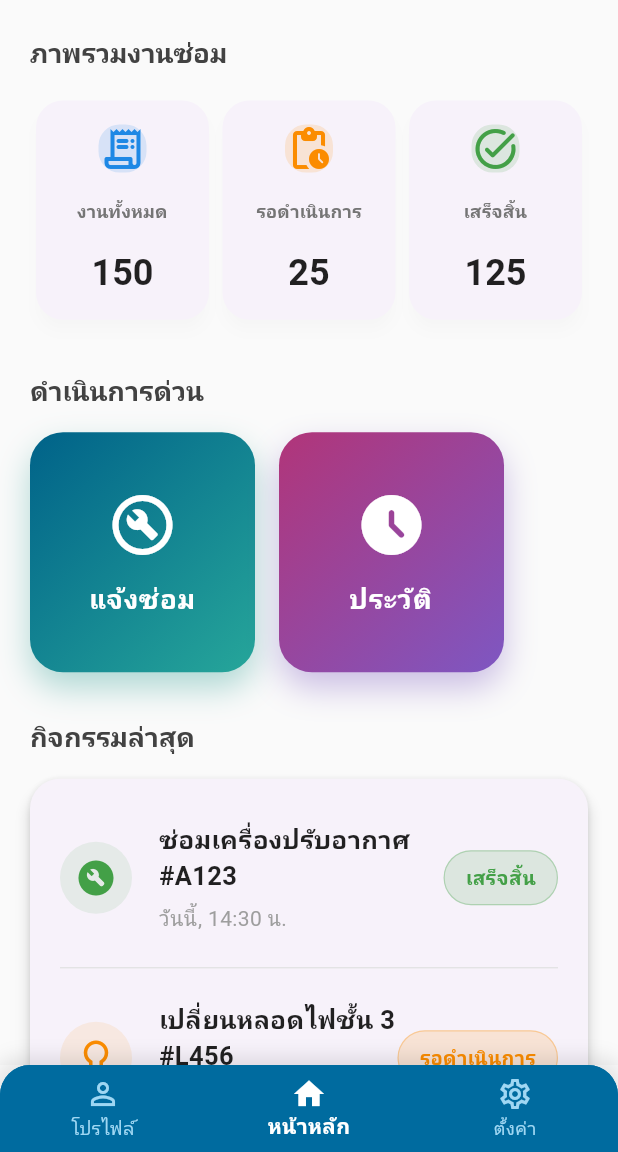
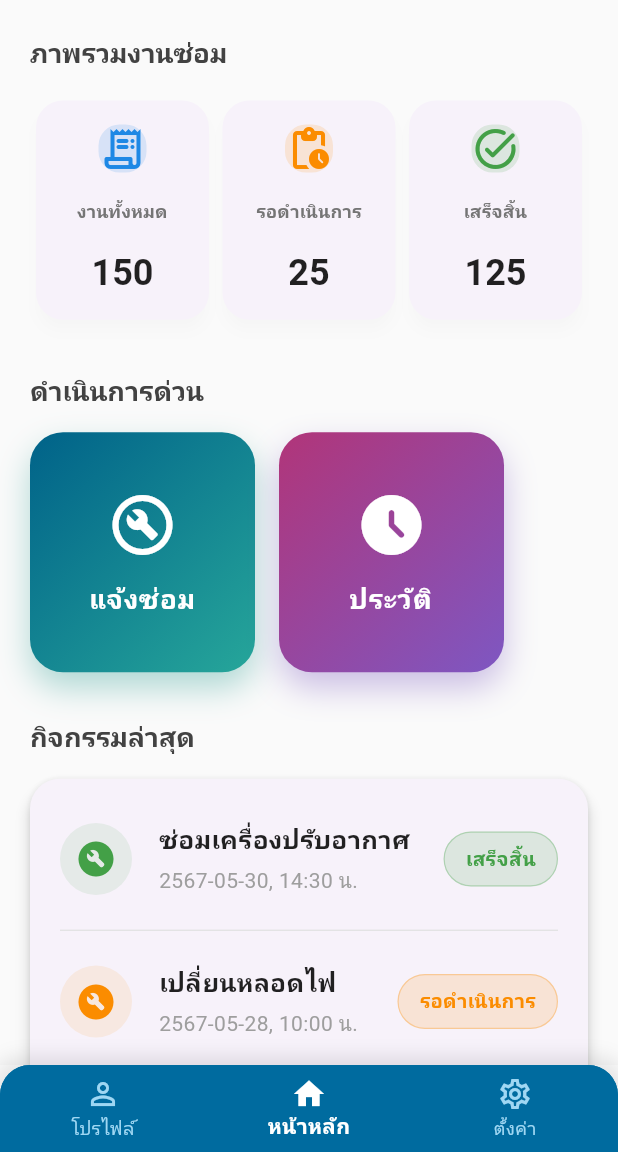
Before and after one commit to kitsune2355/Easy-pro, a Flutter app: the screen it shows after launch, on a phone screen of 412 x 824 dp, the part 84-1236 px from its top. Run offline on Flutter 3.47's test engine with Material 3 defaults, Android fonts, the light colour scheme and no system bars; our stand-ins replace google_fonts, image_picker; Roboto replaces fonts that are missing (Prompt).

Commit message:
Mock data of history

```diff
--- a/lib/screens/home_screen.dart
+++ b/lib/screens/home_screen.dart
@@ -16,16 +16,19 @@ class JobStatistic {
   });
 }
 
+// Re-defining RecentActivity to match the structure of your HistoryRepairItem
 class RecentActivity {
-  final IconData icon;
-  final String task;
+  final String date;
+  final String title;
+  final String detail;
   final String status;
   final String time;
-  final Color statusColor;
+  final Color statusColor; // Added for convenience
 
   RecentActivity({
-    required this.icon,
-    required this.task,
+    required this.date,
+    required this.title,
+    required this.detail,
     required this.status,
     required this.time,
     required this.statusColor,
@@ -62,39 +65,50 @@ class HomeScreen extends StatelessWidget {
       icon: Icons.task_alt_rounded,
       color: Colors.green.shade600,
     ),
-    // Add more statistic cards as needed
   ];
 
+  // Updated _recentActivities to reflect HistoryRepairItem data
   List<RecentActivity> get _recentActivities => [
     RecentActivity(
-      icon: Icons.build_circle_rounded,
-      task: 'ซ่อมเครื่องปรับอากาศ #A123',
+      date: '2567-05-30',
+      title: 'ซ่อมเครื่องปรับอากาศ',
+      detail: 'แอร์ไม่เย็น มีน้ำหยด',
       status: 'เสร็จสิ้น',
-      time: 'วันนี้, 14:30 น.',
+      time: '14:30 น.',
       statusColor: Colors.green.shade600,
     ),
     RecentActivity(
-      icon: Icons.lightbulb_outline_rounded,
-      task: 'เปลี่ยนหลอดไฟชั้น 3 #L456',
+      date: '2567-05-28',
+      title: 'เปลี่ยนหลอดไฟ',
+      detail: 'ไฟห้องประชุมเสีย',
       status: 'รอดำเนินการ',
-      time: 'เมื่อวาน, 10:00 น.',
+      time: '10:00 น.',
       statusColor: Colors.orange.shade600,
     ),
     RecentActivity(
-      icon: Icons.water_drop_rounded,
-      task: 'แก้ไขน้ำรั่วห้องน้ำ #W789',
+      date: '2567-05-25',
+      title: 'แก้ไขน้ำรั่ว',
+      detail: 'น้ำรั่วจากเพดานห้องน้ำ',
       status: 'เสร็จสิ้น',
-      time: '2 วันที่แล้ว',
+      time: '09:00 น.',
       statusColor: Colors.green.shade600,
     ),
     RecentActivity(
-      icon: Icons.electrical_services_rounded,
-      task: 'ติดตั้งเต้ารับใหม่ #E012',
+      date: '2567-05-22',
+      title: 'ติดตั้งเต้ารับใหม่',
+      detail: 'ติดตั้งเต้ารับเพิ่มในห้องทำงาน',
       status: 'รอดำเนินการ',
-      time: '3 วันที่แล้ว',
+      time: '11:00 น.',
       statusColor: Colors.orange.shade600,
     ),
-    // Add more activities as needed
+     RecentActivity(
+      date: '2567-05-20',
+      title: 'บำรุงรักษาระบบเครือข่าย',
+      detail: 'ตรวจสอบและแก้ไขปัญหาอินเทอร์เน็ต',
+      status: 'เสร็จสิ้น',
+      time: '16:00 น.',
+      statusColor: Colors.green.shade600,
+    ),
   ];
 
   @override
@@ -102,7 +116,6 @@ class HomeScreen extends StatelessWidget {
     final TextTheme textTheme = Theme.of(context).textTheme;
     final bool isIOS = Theme.of(context).platform == TargetPlatform.iOS;
 
-    // Common body content to avoid duplication
     final Widget bodyContent = SingleChildScrollView(
       padding: const EdgeInsets.symmetric(vertical: 24.0, horizontal: 20.0),
       child: Column(
@@ -117,17 +130,16 @@ class HomeScreen extends StatelessWidget {
             ),
           ),
           const SizedBox(height: 16),
-          // Using LayoutBuilder to make GridView responsive
           LayoutBuilder(
             builder: (context, constraints) {
-              int crossAxisCount = 3; // Default for mobile
+              int crossAxisCount = 3;
               double childAspectRatio = 0.8;
               if (constraints.maxWidth > 600) {
-                crossAxisCount = 4; // For tablets
+                crossAxisCount = 4;
                 childAspectRatio = 1.0;
               }
               if (constraints.maxWidth > 900) {
-                crossAxisCount = 4; // For larger screens
+                crossAxisCount = 4;
                 childAspectRatio = 1.0;
               }
               return GridView.builder(
@@ -164,11 +176,10 @@ class HomeScreen extends StatelessWidget {
             ),
           ),
           const SizedBox(height: 16),
-          // Using Wrap for responsive action buttons
           Wrap(
-            spacing: 16.0, // Horizontal space between buttons
-            runSpacing: 16.0, // Vertical space between rows of buttons
-            alignment: WrapAlignment.center, // Center the buttons
+            spacing: 16.0,
+            runSpacing: 16.0,
+            alignment: WrapAlignment.center,
             children: [
               _buildActionButton(
                 context,
@@ -206,7 +217,7 @@ class HomeScreen extends StatelessWidget {
 
     return isIOS
         ? CupertinoPageScaffold(
-            backgroundColor: CupertinoColors.systemGrey6, // iOS light grey
+            backgroundColor: CupertinoColors.systemGrey6,
             child: SafeArea(
               child: bodyContent,
             ),
@@ -226,11 +237,11 @@ class HomeScreen extends StatelessWidget {
         required Color color,
       }) {
     return Card(
-      elevation: 4, // Slightly less elevation for a modern feel
+      elevation: 4,
       shape: RoundedRectangleBorder(borderRadius: BorderRadius.circular(18)),
-      shadowColor: Colors.black.withOpacity(0.08), // Softer shadow
+      shadowColor: Colors.black.withOpacity(0.08),
       child: Container(
-        padding: const EdgeInsets.all(16), // Reduced padding to give more internal space
+        padding: const EdgeInsets.all(16),
         child: Column(
           crossAxisAlignment: CrossAxisAlignment.center,
           mainAxisAlignment: MainAxisAlignment.spaceBetween,
@@ -238,35 +249,32 @@ class HomeScreen extends StatelessWidget {
             Container(
               decoration: BoxDecoration(
                 color: color.withOpacity(0.15),
-                borderRadius: BorderRadius.circular(14), // Slightly smaller radius
+                borderRadius: BorderRadius.circular(14),
               ),
-              child: Icon(icon, size: 32, color: color), // Slightly smaller icon
+              child: Icon(icon, size: 32, color: color),
             ),
-            // Wrap title Text with Flexible to allow it to shrink if needed
             Flexible(
               child: Text(
                 title,
-                textAlign: TextAlign.center, // Center align title
+                textAlign: TextAlign.center,
                 style: Theme.of(context).textTheme.titleMedium?.copyWith(
                   fontWeight: FontWeight.w600,
                   color: Colors.grey[600],
-                  fontSize: 12, // Slightly smaller font size
+                  fontSize: 12,
                 ),
-                maxLines: 2, // Limit lines to prevent excessive height
-                overflow: TextOverflow.ellipsis, // Add ellipsis if overflow
+                maxLines: 2,
+                overflow: TextOverflow.ellipsis,
               ),
             ),
-
-            // Wrap value Text with Flexible and FittedBox for scaling
             Flexible(
               child: FittedBox(
-                fit: BoxFit.scaleDown, // Scale down if too large
+                fit: BoxFit.scaleDown,
                 child: Text(
                   value,
                   style: Theme.of(context).textTheme.headlineMedium?.copyWith(
                     fontWeight: FontWeight.bold,
                     color: Colors.black87,
-                    fontSize: 24, // Adjusted font size for value
+                    fontSize: 24,
                   ),
                 ),
               ),
@@ -286,8 +294,8 @@ class HomeScreen extends StatelessWidget {
         required Color color,
         List<Color>? gradientColors,
       }) {
-    return SizedBox( // Use SizedBox to control width in Wrap
-      width: 150, // Fixed width for action buttons
+    return SizedBox(
+      width: 150,
       child: Material(
         color: Colors.transparent,
         borderRadius: BorderRadius.circular(22),
@@ -316,7 +324,7 @@ class HomeScreen extends StatelessWidget {
             child: Column(
               mainAxisAlignment: MainAxisAlignment.center,
               children: [
-                Icon(icon, size: 48, color: Colors.white), // Slightly larger icon
+                Icon(icon, size: 48, color: Colors.white),
                 const SizedBox(height: 14),
                 Padding(
                   padding: const EdgeInsets.symmetric(horizontal: 8.0),
@@ -327,7 +335,7 @@ class HomeScreen extends StatelessWidget {
                       fontWeight: FontWeight.w700,
                       color: Colors.white,
                       letterSpacing: 0.5,
-                      fontSize: 18, // Adjusted font size
+                      fontSize: 18,
                     ),
                   ),
                 ),
@@ -349,29 +357,31 @@ class HomeScreen extends StatelessWidget {
         padding: const EdgeInsets.all(20.0),
         child: Column(
           children: [
-            // Use ListView.builder for potentially long lists of activities
             ListView.separated(
               shrinkWrap: true,
-              physics: const NeverScrollableScrollPhysics(), // Disable its own scrolling
+              physics: const NeverScrollableScrollPhysics(),
               itemCount: _recentActivities.length,
-              separatorBuilder: (context, index) => Divider(height: 28, thickness: 0.8, color: Colors.grey.shade300), // Lighter divider
+              separatorBuilder: (context, index) => Divider(height: 28, thickness: 0.8, color: Colors.grey.shade300),
               itemBuilder: (context, index) {
                 final activity = _recentActivities[index];
+                // Pass a generic icon, or map based on title/detail if specific icons are needed
                 return _buildActivityTile(
-                  icon: activity.icon,
-                  task: activity.task,
+                  // Use a generic icon for now, or you can add an icon property to RecentActivity
+                  icon: Icons.build_circle_rounded, // Generic repair icon
+                  task: activity.title, // Use title for the main task description
                   status: activity.status,
-                  time: activity.time,
+                  time: "${activity.date}, ${activity.time}", // Combine date and time
                   statusColor: activity.statusColor,
                 );
               },
             ),
             const SizedBox(height: 16),
-            Align( // Align the button to the right
+            Align(
               alignment: Alignment.centerRight,
               child: TextButton(
                 onPressed: () {
                   // Navigate to full activities list
+                  onNavigateToHistory?.call(); // Use the callback to navigate to history
                 },
                 style: TextButton.styleFrom(
                   padding: const EdgeInsets.symmetric(horizontal: 16, vertical: 10),
@@ -402,14 +412,14 @@ class HomeScreen extends StatelessWidget {
     required Color statusColor,
   }) {
     return Container(
-      padding: const EdgeInsets.symmetric(vertical: 8.0), // Padding for each tile
+      padding: const EdgeInsets.symmetric(vertical: 8.0),
       child: Row(
         crossAxisAlignment: CrossAxisAlignment.center,
         children: [
           CircleAvatar(
-            radius: 24, // Slightly larger avatar
+            radius: 24,
             backgroundColor: statusColor.withOpacity(0.1),
-            child: Icon(icon, size: 28, color: statusColor), // Slightly larger icon
+            child: Icon(icon, size: 28, color: statusColor),
           ),
           const SizedBox(width: 18),
           Expanded(
@@ -419,7 +429,7 @@ class HomeScreen extends StatelessWidget {
                 Text(
                   task,
                   style: const TextStyle(
-                    fontSize: 17, // Slightly larger font
+                    fontSize: 17,
                     fontWeight: FontWeight.w600,
                     color: Colors.black87,
                   ),
@@ -428,7 +438,7 @@ class HomeScreen extends StatelessWidget {
                 Text(
                   time,
                   style: const TextStyle(
-                    fontSize: 14, // Slightly larger font
+                    fontSize: 14,
                     color: Colors.grey,
                   ),
                 ),
@@ -436,10 +446,10 @@ class HomeScreen extends StatelessWidget {
             ),
           ),
           Container(
-            padding: const EdgeInsets.symmetric(horizontal: 14, vertical: 8), // More padding
+            padding: const EdgeInsets.symmetric(horizontal: 14, vertical: 8),
             decoration: BoxDecoration(
               color: statusColor.withOpacity(0.15),
-              borderRadius: BorderRadius.circular(22), // More rounded corners
+              borderRadius: BorderRadius.circular(22),
               border: Border.all(color: statusColor.withOpacity(0.3), width: 0.8),
             ),
             child: Text(
@@ -447,7 +457,7 @@ class HomeScreen extends StatelessWidget {
               style: TextStyle(
                 color: statusColor,
                 fontWeight: FontWeight.bold,
-                fontSize: 13, // Slightly larger font
+                fontSize: 13,
               ),
             ),
           ),
```
